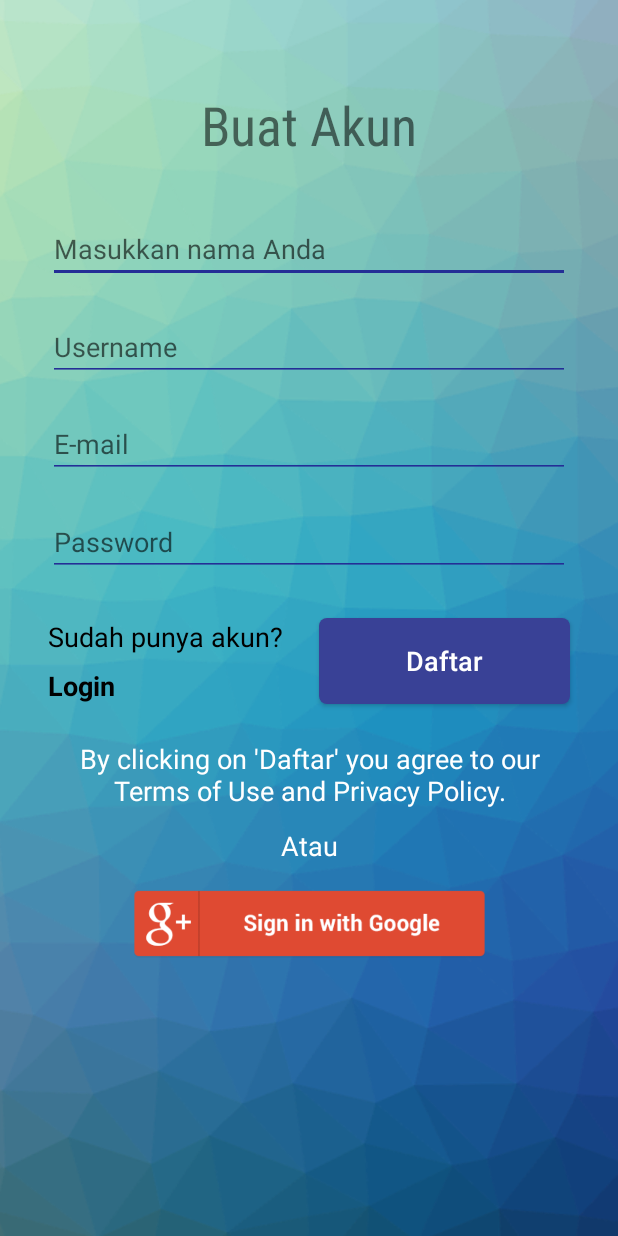
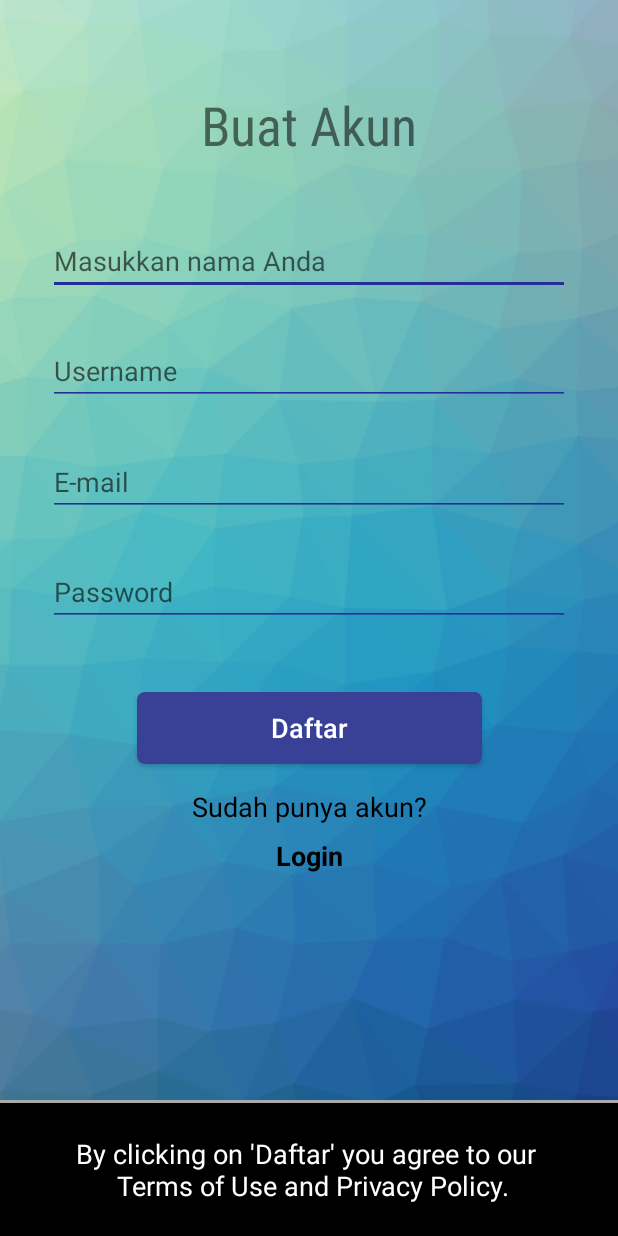
Before and after one commit to Muammarbanana/fotografi, an Android app: the register screen opened directly, with no data from a screen before it, on a phone screen of 412 x 824 dp. Run offline under Robolectric (Android 15) with nearby library versions, the light colour scheme and no system bars.

Commit message:
update tampilan, hilangkan button sign google

```diff
--- a/app/src/main/res/layout/activity_register.xml
+++ b/app/src/main/res/layout/activity_register.xml
@@ -119,106 +119,84 @@
         android:id="@+id/sudah_punya"
         android:layout_width="wrap_content"
         android:layout_height="wrap_content"
-        android:layout_marginStart="32dp"
-        android:layout_marginLeft="32dp"
+        android:layout_marginStart="8dp"
+        android:layout_marginLeft="8dp"
+        android:layout_marginTop="16dp"
+        android:layout_marginEnd="8dp"
+        android:layout_marginRight="8dp"
         android:text="@string/sudah_punya_akun"
         android:textColor="@android:color/black"
         android:textSize="18sp"
+        app:layout_constraintEnd_toEndOf="parent"
         app:layout_constraintStart_toStartOf="parent"
-        app:layout_constraintTop_toBottomOf="@+id/guideline5" />
+        app:layout_constraintTop_toBottomOf="@+id/button" />
 
     <TextView
         android:id="@+id/tx_login"
         android:layout_width="wrap_content"
         android:layout_height="wrap_content"
-        android:layout_marginStart="32dp"
-        android:layout_marginLeft="32dp"
+        android:layout_marginStart="8dp"
+        android:layout_marginLeft="8dp"
         android:layout_marginTop="8dp"
+        android:layout_marginEnd="8dp"
+        android:layout_marginRight="8dp"
+        android:layout_marginBottom="8dp"
         android:onClick="tologinpage"
         android:text="@string/login"
         android:textColor="@android:color/black"
         android:textSize="18sp"
         android:textStyle="bold"
+        app:layout_constraintBottom_toTopOf="@+id/guideline6"
+        app:layout_constraintEnd_toEndOf="parent"
         app:layout_constraintStart_toStartOf="parent"
-        app:layout_constraintTop_toBottomOf="@+id/sudah_punya" />
+        app:layout_constraintTop_toBottomOf="@+id/sudah_punya"
+        app:layout_constraintVertical_bias="0.0" />
 
     <Button
         android:id="@+id/button"
-        android:layout_width="0dp"
-        android:layout_height="0dp"
-        android:layout_marginStart="24dp"
-        android:layout_marginLeft="24dp"
-        android:layout_marginEnd="32dp"
-        android:layout_marginRight="32dp"
+        android:layout_width="230dp"
+        android:layout_height="wrap_content"
+        android:layout_marginStart="8dp"
+        android:layout_marginLeft="8dp"
+        android:layout_marginTop="8dp"
+        android:layout_marginEnd="8dp"
+        android:layout_marginRight="8dp"
         android:background="@drawable/rounded_button"
         android:text="@string/daftar"
         android:textAllCaps="false"
         android:textColor="@android:color/background_light"
         android:textSize="18sp"
-        app:layout_constraintBottom_toBottomOf="@+id/tx_login"
         app:layout_constraintEnd_toEndOf="parent"
-        app:layout_constraintHorizontal_bias="1.0"
-        app:layout_constraintStart_toEndOf="@+id/sudah_punya"
-        app:layout_constraintTop_toTopOf="@+id/sudah_punya" />
+        app:layout_constraintStart_toStartOf="parent"
+        app:layout_constraintTop_toTopOf="@+id/guideline5" />
+
+    <View
+        android:id="@+id/view3"
+        android:layout_width="0dp"
+        android:layout_height="2dp"
+        android:layout_marginTop="8dp"
+        android:layout_marginBottom="8dp"
+        android:background="@android:color/darker_gray"
+        app:layout_constraintBottom_toBottomOf="parent"
+        app:layout_constraintEnd_toEndOf="parent"
+        app:layout_constraintStart_toStartOf="parent"
+        app:layout_constraintTop_toBottomOf="@+id/guideline6"
+        app:layout_constraintVertical_bias="0.45" />
 
     <TextView
         android:id="@+id/tx_tos"
-        android:layout_width="315dp"
-        android:layout_height="wrap_content"
-        android:layout_marginStart="8dp"
-        android:layout_marginLeft="8dp"
-        android:layout_marginTop="24dp"
-        android:layout_marginEnd="8dp"
-        android:layout_marginRight="8dp"
+        android:layout_width="0dp"
+        android:layout_height="0dp"
+        android:background="@android:color/background_dark"
         android:gravity="center"
         android:text="@string/text_tos"
         android:textColor="@android:color/background_light"
         android:textSize="18sp"
-        app:layout_constraintBottom_toTopOf="@+id/tx_atau"
-        app:layout_constraintEnd_toEndOf="parent"
-        app:layout_constraintHorizontal_bias="0.5"
-        app:layout_constraintStart_toStartOf="parent"
-        app:layout_constraintTop_toBottomOf="@+id/tx_login"
-        app:layout_constraintVertical_bias="0.0"
-        app:layout_constraintVertical_chainStyle="packed" />
-
-    <TextView
-        android:id="@+id/tx_atau"
-        android:layout_width="0dp"
-        android:layout_height="wrap_content"
-        android:layout_marginStart="8dp"
-        android:layout_marginLeft="8dp"
-        android:layout_marginTop="12dp"
-        android:layout_marginEnd="8dp"
-        android:layout_marginRight="8dp"
-        android:gravity="center"
-        android:text="@string/atau"
-        android:textColor="@android:color/background_light"
-        android:textSize="18sp"
-        app:layout_constraintBottom_toTopOf="@+id/login_google"
-        app:layout_constraintEnd_toEndOf="parent"
-        app:layout_constraintHorizontal_bias="0.5"
-        app:layout_constraintStart_toStartOf="parent"
-        app:layout_constraintTop_toBottomOf="@+id/tx_tos" />
-
-    <ImageButton
-        android:id="@+id/login_google"
-        android:layout_width="243dp"
-        android:layout_height="79dp"
-        android:layout_marginStart="8dp"
-        android:layout_marginLeft="8dp"
-        android:layout_marginEnd="8dp"
-        android:layout_marginRight="8dp"
-        android:layout_marginBottom="8dp"
-        android:background="#0000"
-        android:scaleType="fitCenter"
         app:layout_constraintBottom_toBottomOf="parent"
         app:layout_constraintEnd_toEndOf="parent"
-        app:layout_constraintHorizontal_bias="0.5"
         app:layout_constraintStart_toStartOf="parent"
-        app:layout_constraintTop_toBottomOf="@+id/tx_atau"
-        app:layout_constraintVertical_bias="0.0"
-        app:srcCompat="@drawable/sign_in_with_google" />
+        app:layout_constraintTop_toBottomOf="@+id/view3"
+        app:layout_constraintVertical_chainStyle="packed" />
 
     <android.support.constraint.Guideline
         android:id="@+id/guideline4"
@@ -232,5 +210,12 @@
         android:layout_width="wrap_content"
         android:layout_height="wrap_content"
         android:orientation="horizontal"
-        app:layout_constraintGuide_percent="0.5" />
+        app:layout_constraintGuide_percent="0.55" />
+
+    <android.support.constraint.Guideline
+        android:id="@+id/guideline6"
+        android:layout_width="wrap_content"
+        android:layout_height="wrap_content"
+        android:orientation="horizontal"
+        app:layout_constraintGuide_percent="0.8" />
 </android.support.constraint.ConstraintLayout>
--- a/app/src/main/res/values/strings.xml
+++ b/app/src/main/res/values/strings.xml
@@ -11,5 +11,5 @@
     <string name="e_mail">E-mail</string>
     <string name="sudah_punya_akun">Sudah punya akun?</string>
     <string name="daftar">Daftar</string>
-    <string name="text_tos">By clicking on \'Daftar\' you agree to our Terms of Use and Privacy Policy.</string>
+    <string name="text_tos">By clicking on \'Daftar\' you agree to our \n Terms of Use and Privacy Policy.</string>
 </resources>
```
Also changed, not shown: app/src/main/res/layout/activity_main.xml (+15 -34 lines).
